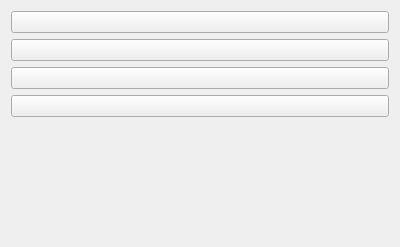
Above: src/gui/properties/properties_widget.ui from albin-johansson/tactile before the change. Below: the same form after it.
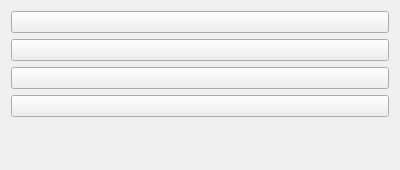
That is the form after the change. Icons and pictures are not drawn.

Diff of the .ui file:
```diff
--- a/src/gui/properties/properties_widget.ui
+++ b/src/gui/properties/properties_widget.ui
@@ -7,9 +7,15 @@
     <x>0</x>
     <y>0</y>
     <width>400</width>
-    <height>247</height>
+    <height>170</height>
    </rect>
   </property>
+  <property name="sizePolicy">
+   <sizepolicy hsizetype="Expanding" vsizetype="MinimumExpanding">
+    <horstretch>0</horstretch>
+    <verstretch>0</verstretch>
+   </sizepolicy>
+  </property>
   <layout class="QVBoxLayout" name="verticalLayout">
    <item>
     <layout class="QGridLayout" name="gridLayout">
```
